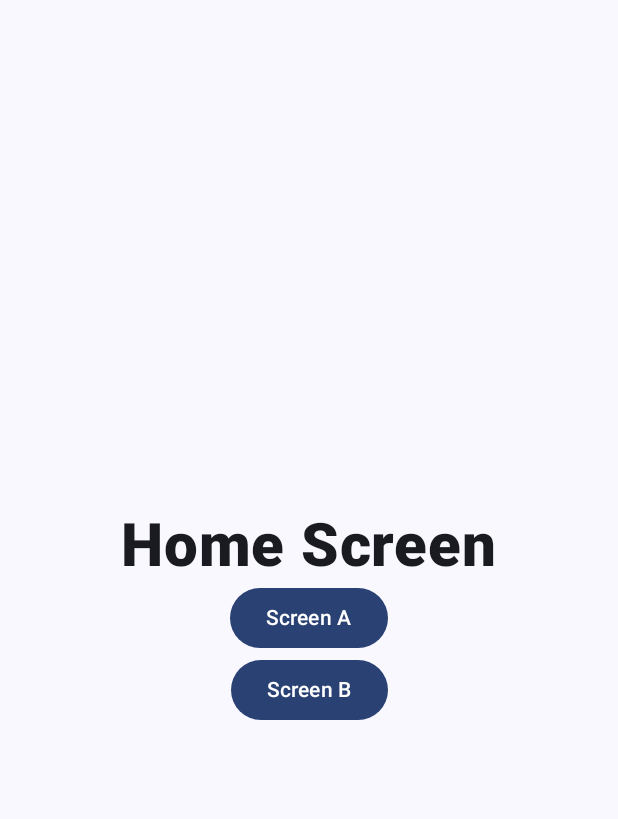
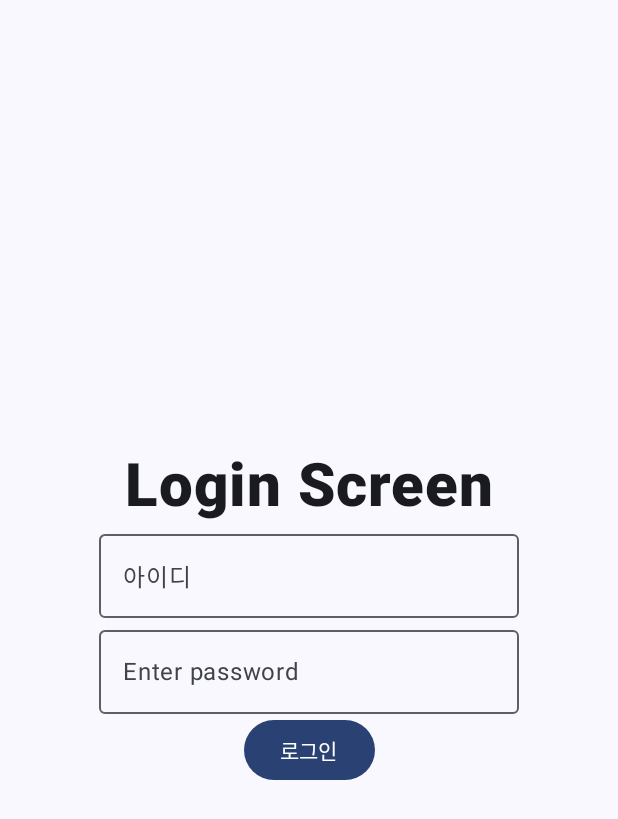
Before and after one commit to Daljyeong/Kotlin-Study, an Android app built with Jetpack Compose: the screen it shows after launch (MainActivity), on a phone screen of 412 x 824 dp. Shown: the top 819 px of the screen. Run offline under Robolectric (Android 15) with nearby library versions, the phone set to English and light mode, and no system bars.

Commit message:
feat: example2 폴더 불러옴 (모프 07주차 수업 실습)

```diff
--- a/Week07C/app/src/main/java/com/example/week07c/MainActivity.kt
+++ b/Week07C/app/src/main/java/com/example/week07c/MainActivity.kt
@@ -8,7 +8,7 @@ import androidx.compose.material3.MaterialTheme
 import androidx.compose.material3.Surface
 import androidx.compose.ui.Modifier
 import androidx.navigation.compose.rememberNavController
-import com.example.week07.example1.NavGraph1
+import com.example.week07c.example2.LoginNavGraph
 import com.example.week07c.ui.theme.Week07CTheme
 
 class MainActivity : ComponentActivity() {
@@ -22,7 +22,8 @@ class MainActivity : ComponentActivity() {
                     color = MaterialTheme.colorScheme.background
                 ) {
                     val navController = rememberNavController()
-                    NavGraph1(navController = navController)
+//                    NavGraph1(navController = navController)
+                    LoginNavGraph(navController)
                 }
             }
         }
--- /dev/null
+++ b/Week07C/app/src/main/java/com/example/week07c/example2/LoginNaviGraph.kt
@@ -0,0 +1,43 @@
+package com.example.week07c.example2
+
+import androidx.compose.runtime.Composable
+import androidx.navigation.NavHostController
+import androidx.navigation.NavType
+import androidx.navigation.compose.NavHost
+import androidx.navigation.compose.composable
+import androidx.navigation.navArgument
+
+sealed class Routes(val route: String) {
+    object Login : Routes("Login")
+    object Welcome : Routes("Welcome")
+    object Register : Routes("Register")
+}
+
+@Composable
+fun LoginNavGraph(navController: NavHostController) {
+
+    NavHost(navController = navController, startDestination = Routes.Login.route) {
+
+        composable(route = Routes.Login.route) {
+            LoginScreen(navController)
+        }
+
+        composable(route = Routes.Welcome.route + "/{userID}",
+            arguments = listOf(
+                navArgument(name = "userID") {
+                    type = NavType.StringType
+                }
+            )
+        ) {
+            WelcomeScreen(
+                navController,
+                it.arguments?.getString("userID")
+            )
+        }
+
+        composable(route = Routes.Register.route) {
+
+        }
+    }
+
+}
--- /dev/null
+++ b/Week07C/app/src/main/java/com/example/week07c/example2/LoginScreen.kt
@@ -0,0 +1,71 @@
+package com.example.week07c.example2
+
+import androidx.compose.foundation.layout.Arrangement
+import androidx.compose.foundation.layout.Column
+import androidx.compose.foundation.layout.fillMaxSize
+import androidx.compose.foundation.text.KeyboardOptions
+import androidx.compose.material3.Button
+import androidx.compose.material3.OutlinedTextField
+import androidx.compose.material3.Text
+import androidx.compose.runtime.Composable
+import androidx.compose.runtime.getValue
+import androidx.compose.runtime.mutableStateOf
+import androidx.compose.runtime.remember
+import androidx.compose.runtime.setValue
+import androidx.compose.ui.Alignment
+import androidx.compose.ui.Modifier
+import androidx.compose.ui.text.font.FontWeight
+import androidx.compose.ui.text.input.KeyboardType
+import androidx.compose.ui.text.input.PasswordVisualTransformation
+import androidx.compose.ui.unit.sp
+import androidx.navigation.NavHostController
+
+@Composable
+fun LoginScreen(navController: NavHostController) {
+
+    val userid = "greenjoa"
+    val userpasswd = "1234"
+
+    var userID by remember {
+        mutableStateOf("")
+    }
+
+    var userPasswd by remember {
+        mutableStateOf("")
+    }
+
+    var loginresult = (userid == userID && userpasswd == userPasswd)
+
+    Column(
+        modifier = Modifier.fillMaxSize(),
+        verticalArrangement = Arrangement.Center,
+        horizontalAlignment = Alignment.CenterHorizontally
+    ) {
+
+
+        Text(
+            text = "Login Screen",
+            fontSize = 40.sp,
+            fontWeight = FontWeight.ExtraBold
+        )
+
+        OutlinedTextField(value = userID,
+            onValueChange = { userID = it },
+            label = { Text("아이디") }
+        )
+
+        OutlinedTextField(
+            value = userPasswd,
+            onValueChange = { userPasswd = it },
+            label = { Text("Enter password") },
+            visualTransformation = PasswordVisualTransformation(),
+            keyboardOptions = KeyboardOptions(keyboardType = KeyboardType.Password)
+        )
+
+        Button(onClick = {
+
+        }) {
+            Text(text = "로그인")
+        }
+    }
+}
```
Also changed, not shown: Week07C/app/src/main/java/com/example/week07c/example2/Register.kt (added, +64 -0 lines), Week07C/app/src/main/java/com/example/week07c/example2/WelcomeScreen.kt (added, +34 -0 lines).
